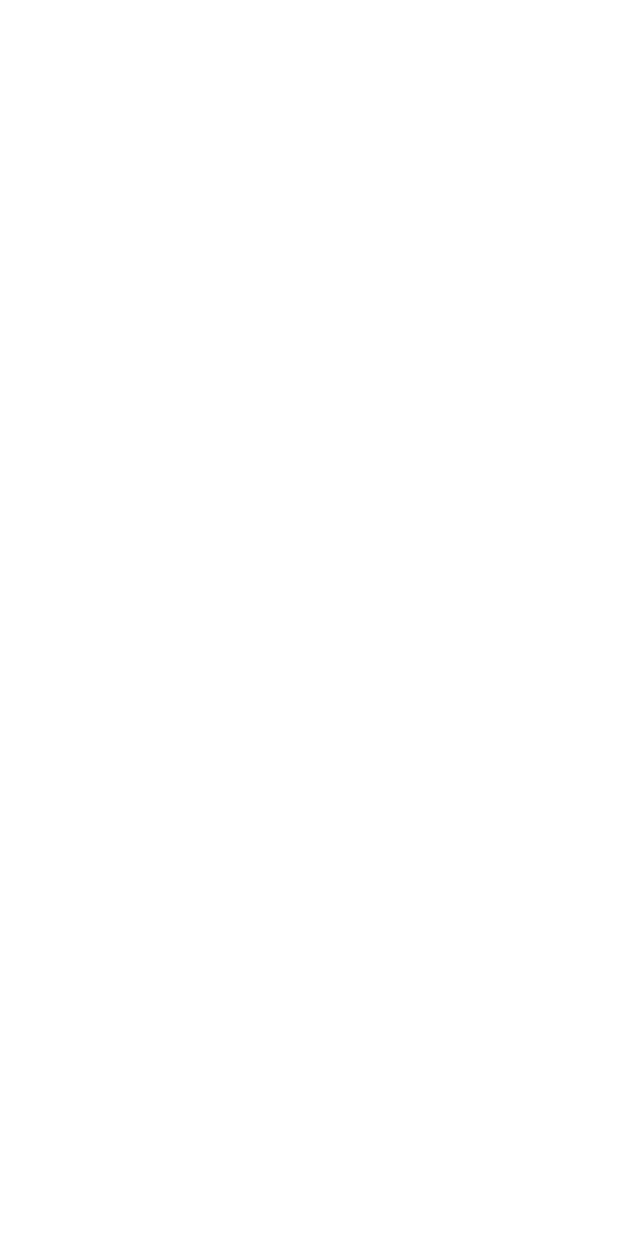
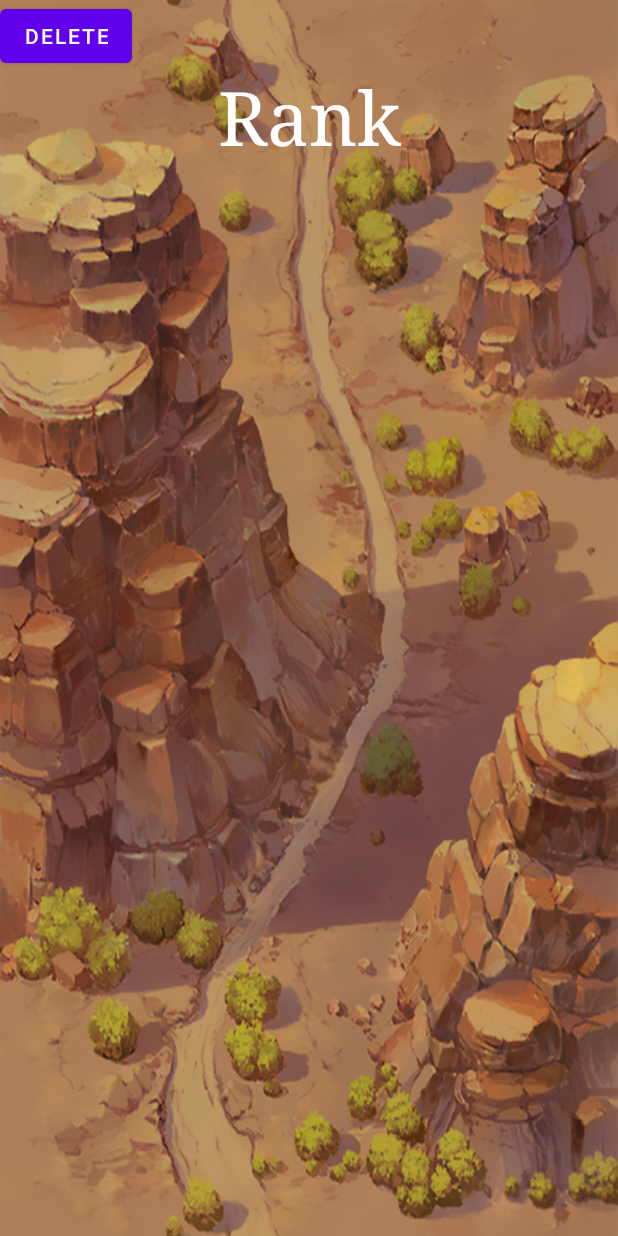
Before and after one commit to abyss-42/AS_AircraftWar, an Android app: the RankActivity screen opened directly, with no data from a screen before it, on a phone screen of 412 x 824 dp. Before the commit the screen is empty. Run offline under Robolectric (Android 15) with nearby library versions, the phone set to English and light mode, and no system bars.

Commit message:
只能说找到bug了

```diff
--- a/MyApplication/app/src/main/res/layout/activity_rank.xml
+++ b/MyApplication/app/src/main/res/layout/activity_rank.xml
@@ -4,6 +4,51 @@
     xmlns:tools="http://schemas.android.com/tools"
     android:layout_width="match_parent"
     android:layout_height="match_parent"
+    android:background="@drawable/bg3"
     tools:context=".RankActivity">
 
+    <TextView
+        android:id="@+id/rank_title"
+        android:layout_width="179dp"
+        android:layout_height="64dp"
+        android:layout_marginStart="116dp"
+        android:layout_marginEnd="116dp"
+        android:text="Rank"
+        android:textColor="@color/white"
+        android:typeface="serif"
+        android:textSize="50sp"
+        android:gravity="center"
+        android:textAppearance="@style/TextAppearance.AppCompat.Body1"
+        app:layout_constraintBottom_toBottomOf="parent"
+        app:layout_constraintEnd_toEndOf="parent"
+        app:layout_constraintStart_toStartOf="parent"
+        app:layout_constraintTop_toTopOf="parent"
+        app:layout_constraintVertical_bias="0.059" />
+
+    <ScrollView
+        android:layout_width="383dp"
+        android:layout_height="340dp"
+        android:layout_marginStart="10dp"
+        android:layout_marginTop="70dp"
+        android:layout_marginEnd="10dp"
+        android:layout_marginBottom="200dp"
+        app:layout_constraintBottom_toBottomOf="parent"
+        app:layout_constraintEnd_toEndOf="parent"
+        app:layout_constraintStart_toStartOf="parent"
+        app:layout_constraintTop_toBottomOf="@+id/rank_title"
+        app:layout_constraintVertical_bias="0.0">
+
+        <LinearLayout
+            android:layout_width="match_parent"
+            android:layout_height="wrap_content"
+            android:orientation="vertical" />
+    </ScrollView>
+
+    <Button
+        android:id="@+id/delete_button"
+        android:layout_width="wrap_content"
+        android:layout_height="wrap_content"
+        android:text="Delete"
+        tools:layout_editor_absoluteX="158dp"
+        tools:layout_editor_absoluteY="579dp" />
 </androidx.constraintlayout.widget.ConstraintLayout>
```
Also changed, not shown: MyApplication/app/src/main/java/com/example/myapplication/application/DifficultGameView.java (+21 -21 lines), MyApplication/app/src/main/java/com/example/myapplication/application/GameView.java (+7 -3 lines), MyApplication/app/src/main/java/com/example/myapplication/application/HeroController.java (+0 -16 lines), MyApplication/app/src/main/java/com/example/myapplication/application/NormalGameView.java (+21 -21 lines), MyApplication/app/src/main/java/com/example/myapplication/application/SimpleGameView.java (+31 -21 lines).
